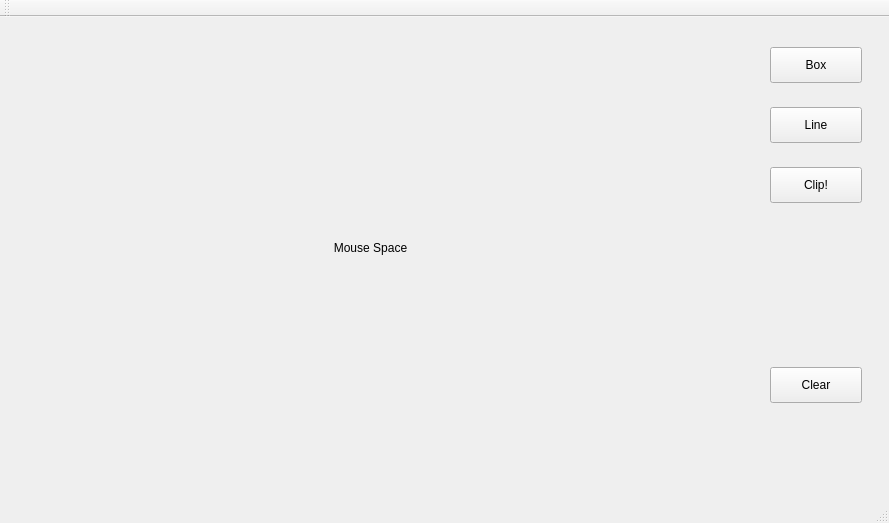
HeptaDecane/CG_SEM4, file b03/mainwindow.ui: the form before one commit.
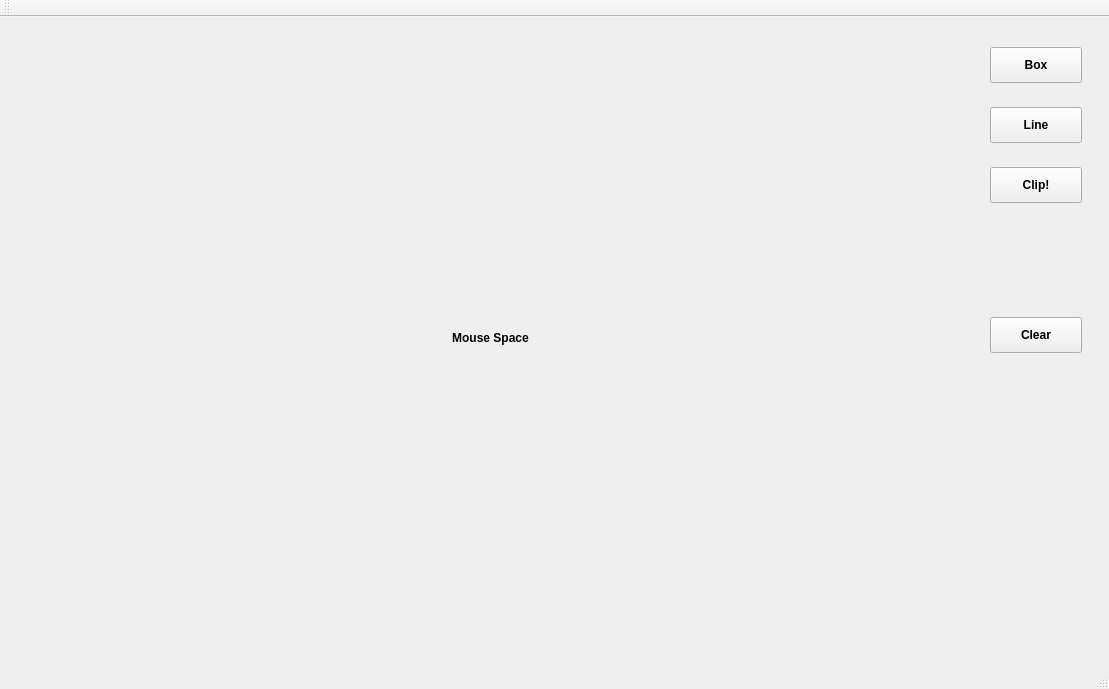
The form after the commit.

The edit to the form file:
```diff
--- a/b03/mainwindow.ui
+++ b/b03/mainwindow.ui
@@ -6,10 +6,16 @@
    <rect>
     <x>0</x>
     <y>0</y>
-    <width>889</width>
-    <height>523</height>
+    <width>1109</width>
+    <height>689</height>
    </rect>
   </property>
+  <property name="font">
+   <font>
+    <weight>75</weight>
+    <bold>true</bold>
+   </font>
+  </property>
   <property name="windowTitle">
    <string>MainWindow</string>
   </property>
@@ -19,8 +25,8 @@
      <rect>
       <x>20</x>
       <y>10</y>
-      <width>701</width>
-      <height>441</height>
+      <width>941</width>
+      <height>621</height>
      </rect>
     </property>
     <property name="text">
@@ -33,7 +39,7 @@
    <widget class="QPushButton" name="pushButton">
     <property name="geometry">
      <rect>
-      <x>770</x>
+      <x>990</x>
       <y>30</y>
       <width>92</width>
       <height>36</height>
@@ -46,7 +52,7 @@
    <widget class="QPushButton" name="pushButton_2">
     <property name="geometry">
      <rect>
-      <x>770</x>
+      <x>990</x>
       <y>90</y>
       <width>92</width>
       <height>36</height>
@@ -59,7 +65,7 @@
    <widget class="QPushButton" name="pushButton_3">
     <property name="geometry">
      <rect>
-      <x>770</x>
+      <x>990</x>
       <y>150</y>
       <width>92</width>
       <height>36</height>
@@ -72,8 +78,8 @@
    <widget class="QPushButton" name="pushButton_4">
     <property name="geometry">
      <rect>
-      <x>770</x>
-      <y>350</y>
+      <x>990</x>
+      <y>300</y>
       <width>92</width>
       <height>36</height>
      </rect>
```
Left out of the diff: 4 changed lines with no effect on the pictures.
